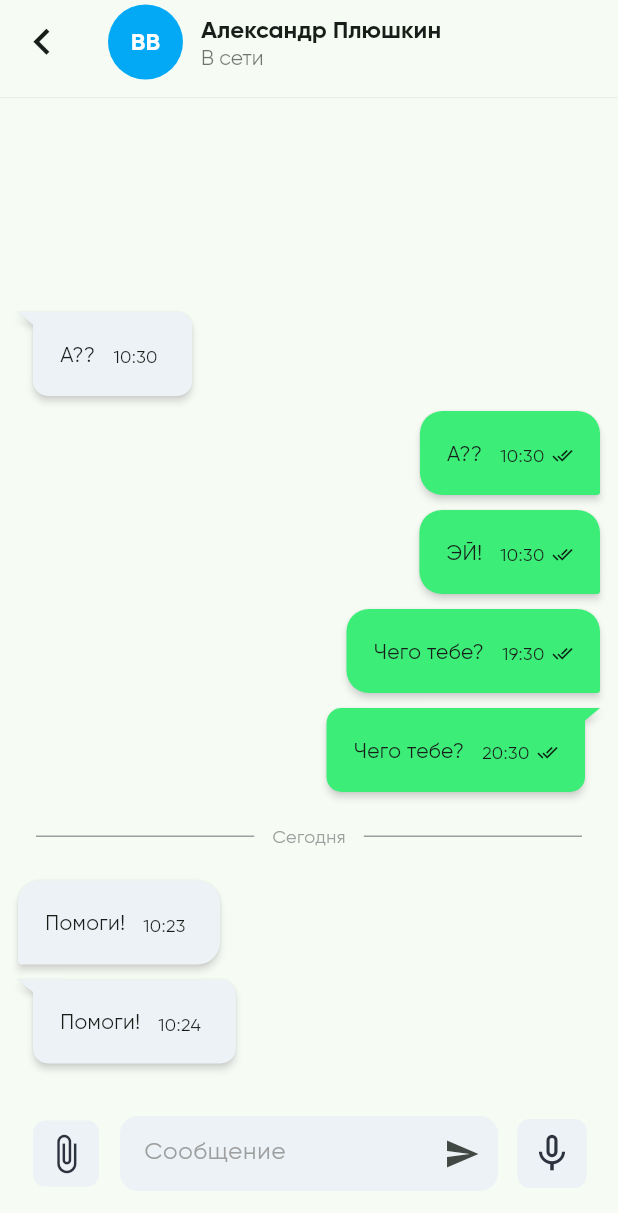
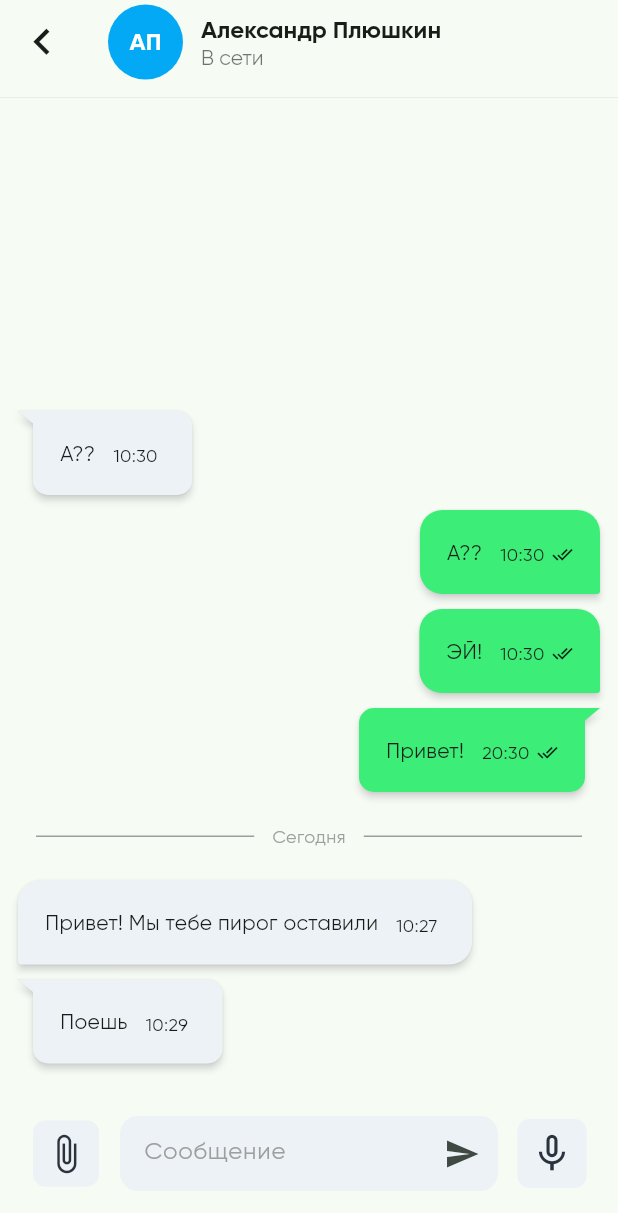
Before and after one commit to Forstes/test-messenger, a Flutter app: the screen it shows after launch, after a tap on an icon or button, on a phone screen of 412 x 824 dp. Shown: the top 1213 px of the screen. Run offline on Flutter 3.47's test engine with Material 3 defaults, Android fonts, the phone set to English and light mode, and no system bars; drawn by our look-alikes of flutter_chat_bubble; our stand-ins replace equatable, flutter_bloc, go_router, image_picker.

Commit message:
cubit for chat logic

```diff
--- /dev/null
+++ b/lib/cubit/chat_cubit.dart
@@ -0,0 +1,125 @@
+import 'package:flutter_bloc/flutter_bloc.dart';
+import 'package:messenger/models/chat_litst_item.dart';
+import 'package:messenger/models/contact.dart';
+import 'package:messenger/models/message.dart';
+import 'package:equatable/equatable.dart';
+
+part 'chat_state.dart';
+
+class ChatCubit extends Cubit<ChatState> {
+  ChatCubit() : super(ChatInitial());
+
+  final List<Contact> contacts = [
+    Contact(id: 1, isOnline: true, name: "Александр Плюшкин"),
+    Contact(id: 2, isOnline: true, name: "Влад Седых"),
+  ];
+
+  final List<ChatListItem> chats = [
+    ChatListItem(
+        contact: Contact(id: 1, isOnline: true, name: "Александр Плюшкин"),
+        lastMsg: Message(
+          dateDelivered: DateTime.now().subtract(const Duration(minutes: 1)),
+          text: "Поешь",
+          isReaded: true,
+          isFromOtherUser: false,
+          contactId: 1,
+        )),
+    ChatListItem(
+        contact: Contact(id: 2, isOnline: true, name: "Влад Седых"),
+        lastMsg: Message(
+          dateDelivered: DateTime.now().subtract(const Duration(minutes: 5)),
+          text: "Погуляй",
+          isReaded: true,
+          isFromOtherUser: false,
+          contactId: 2,
+        )),
+    /*   ChatListItem(
+        contact: Contact(id: 3, isOnline: true, name: "Владимир Винницкий"),
+        lastMsg: Message(
+          dateDelivered: DateTime.now().subtract(const Duration(days: 1)),
+          text: "Привет",
+          isReaded: true,
+          isFromOtherUser: false,
+        )) */
+  ];
+
+  final List<Message> messages = [
+    Message(
+      text: "Погуляй",
+      dateDelivered: DateTime.now().subtract(const Duration(minutes: 5)),
+      isReaded: true,
+      isFromOtherUser: true,
+      contactId: 2,
+    ),
+    Message(
+      text: "Поешь",
+      dateDelivered: DateTime.now().subtract(const Duration(minutes: 1)),
+      isReaded: true,
+      isFromOtherUser: true,
+      contactId: 1,
+    ),
+    Message(
+      text: "Привет! Мы тебе пирог оставили",
+      dateDelivered: DateTime.now().subtract(const Duration(minutes: 3)),
+      isReaded: true,
+      isFromOtherUser: true,
+      contactId: 1,
+    ),
+    Message(
+      text: "Привет!",
+      dateDelivered: DateTime.now().subtract(const Duration(days: 1, hours: 14)),
+      isReaded: true,
+      isFromOtherUser: false,
+      contactId: 1,
+    ),
+    Message(
+      text: "ЭЙ!",
+      dateDelivered: DateTime.now().subtract(const Duration(days: 2)),
+      isReaded: true,
+      isFromOtherUser: false,
+      contactId: 1,
+    ),
+    Message(
+      text: "А??",
+      dateDelivered: DateTime.now().subtract(const Duration(days: 2)),
+      isReaded: true,
+      isFromOtherUser: false,
+      contactId: 1,
+    ),
+    Message(
+      text: "А??",
+      dateDelivered: DateTime.now().subtract(const Duration(days: 2)),
+      isReaded: true,
+      isFromOtherUser: true,
+      contactId: 1,
+    ),
+  ];
+
+  void loadChatList() {
+    emit(ChatListUpdated(chats: chats));
+  }
+
+  void loadChatData(int contactId) {
+    emit(ChatDataLoading());
+    emit(
+      ChatDataLoaded(
+          contact: contacts.firstWhere((v) => v.id == contactId),
+          messages: messages.where((v) => v.contactId == contactId).toList()),
+    );
+  }
+
+  void addMessage(int contactId, Message msg) {
+    messages.insert(0, msg);
+    emit(MessagesListUpdated(messages: messages.where((v) => v.contactId == contactId).toList()));
+
+    final chat = chats.firstWhere((v) => v.contact.id == contactId);
+    chat.lastMsg = msg;
+    emit(ChatListUpdated(chats: List.of(chats)));
+  }
+
+  void searchByContactName(String query) {
+    emit(ChatListLoading());
+    emit(ChatListUpdated(
+        chats: chats.where((v) => v.contact.name.toLowerCase().contains(query.toLowerCase())).toList()));
+  }
+}
--- /dev/null
+++ b/lib/cubit/chat_state.dart
@@ -0,0 +1,34 @@
+part of 'chat_cubit.dart';
+
+sealed class ChatState extends Equatable {
+  const ChatState();
+
+  @override
+  List<Object> get props => [];
+}
+
+final class ChatInitial extends ChatState {}
+
+final class ChatListUpdated extends ChatState {
+  final List<ChatListItem> chats;
+
+  const ChatListUpdated({required this.chats});
+}
+
+final class ChatListLoading extends ChatState {}
+
+final class MessagesLoading extends ChatState {}
+
+final class MessagesListUpdated extends ChatState {
+  final List<Message> messages;
+
+  const MessagesListUpdated({required this.messages});
+}
+
+final class ChatDataLoading extends ChatState {}
+
+final class ChatDataLoaded extends MessagesListUpdated {
+  final Contact contact;
+
+  const ChatDataLoaded({required this.contact, required super.messages});
+}
--- a/lib/main.dart
+++ b/lib/main.dart
@@ -1,4 +1,6 @@
 import 'package:flutter/material.dart';
+import 'package:flutter_bloc/flutter_bloc.dart';
+import 'package:messenger/cubit/chat_cubit.dart';
 import 'package:messenger/router.dart';
 
 void main() {
@@ -10,7 +12,9 @@ class MyApp extends StatelessWidget {
 
   @override
   Widget build(BuildContext context) {
-    return MaterialApp.router(
+    return BlocProvider(
+      create: (context) => ChatCubit()..loadChatList(),
+      child: MaterialApp.router(
         title: 'Flutter Demo',
         theme: ThemeData(
           colorScheme: ColorScheme.fromSeed(seedColor: Colors.greenAccent),
@@ -18,6 +22,7 @@ class MyApp extends StatelessWidget {
           fontFamily: 'Gilroy',
         ),
         routerConfig: router,
+      ),
     );
   }
 }
--- a/lib/models/message.dart
+++ b/lib/models/message.dart
@@ -2,6 +2,7 @@ import 'package:image_picker/image_picker.dart';
 
 class Message {
   bool isFromOtherUser;
+  int contactId;
   String text;
   DateTime dateDelivered;
   bool isReaded;
@@ -9,6 +10,7 @@ class Message {
 
   Message(
       {required this.isFromOtherUser,
+      required this.contactId,
       required this.text,
       required this.dateDelivered,
       required this.isReaded,
--- a/lib/screens/chat.dart
+++ b/lib/screens/chat.dart
@@ -1,5 +1,7 @@
 import 'package:flutter/material.dart';
+import 'package:flutter_bloc/flutter_bloc.dart';
 import 'package:go_router/go_router.dart';
+import 'package:messenger/cubit/chat_cubit.dart';
 import 'package:messenger/models/message.dart';
 import 'package:messenger/utils/date_time.dart';
 import 'package:messenger/utils/initials.dart';
@@ -17,71 +19,44 @@ class ChatScreen extends StatefulWidget {
 }
 
 class _ChatScreenState extends State<ChatScreen> {
-  final List<Message> messages = [
-    Message(
-        text: "Помоги!",
-        dateDelivered: DateTime.now().subtract(const Duration(minutes: 6)),
-        isReaded: true,
-        isFromOtherUser: true),
-    Message(
-        text: "Помоги!",
-        dateDelivered: DateTime.now().subtract(const Duration(minutes: 7)),
-        isReaded: true,
-        isFromOtherUser: true),
-    Message(
-        text: "Чего тебе?",
-        dateDelivered: DateTime.now().subtract(const Duration(days: 1, hours: 14)),
-        isReaded: true,
-        isFromOtherUser: false),
-    Message(
-        text: "Чего тебе?",
-        dateDelivered: DateTime.now().subtract(const Duration(days: 1, hours: 15)),
-        isReaded: true,
-        isFromOtherUser: false),
-    Message(
-        text: "ЭЙ!",
-        dateDelivered: DateTime.now().subtract(const Duration(days: 2)),
-        isReaded: true,
-        isFromOtherUser: false),
-    Message(
-        text: "А??",
-        dateDelivered: DateTime.now().subtract(const Duration(days: 2)),
-        isReaded: true,
-        isFromOtherUser: false),
-    Message(
-        text: "А??",
-        dateDelivered: DateTime.now().subtract(const Duration(days: 2)),
-        isReaded: true,
-        isFromOtherUser: true),
-  ];
-
   @override
   Widget build(BuildContext context) {
+    final chatCubit = BlocProvider.of<ChatCubit>(context);
+
     return Scaffold(
       appBar: PreferredSize(
         preferredSize: const Size.fromHeight(65.0),
         child: AppBar(
-          title: Row(children: [
+          title: BlocBuilder<ChatCubit, ChatState>(
+            buildWhen: (previous, current) => current is ChatDataLoaded,
+            builder: (context, state) {
+              if (state is ChatDataLoaded) {
+                return Row(children: [
                   CircleAvatar(
                     radius: 25,
                     backgroundColor: Colors.lightBlue,
                     child: Text(
-                getInitials("Виктор Власов"),
+                      getInitials(state.contact.name),
                       style: const TextStyle(fontWeight: FontWeight.bold, color: Colors.white),
                     ),
                   ),
                   const SizedBox(width: 12),
-            const Column(
+                  Column(
                     crossAxisAlignment: CrossAxisAlignment.start,
                     children: [
                       Text(
-                  'Александр Плюшкин',
-                  style: TextStyle(fontSize: 16, fontWeight: FontWeight.bold),
+                        state.contact.name,
+                        style: const TextStyle(fontSize: 16, fontWeight: FontWeight.bold),
                       ),
-                Text("В сети", style: TextStyle(fontSize: 14, color: Colors.black54)),
+                      Text(state.contact.isOnline ? "В сети" : "Не в сети",
+                          style: const TextStyle(fontSize: 14, color: Colors.black54)),
                     ],
                   )
-          ]),
+                ]);
+              }
+              return const SizedBox();
+            },
+          ),
           leading: GestureDetector(
             child: const Icon(Icons.chevron_left, size: 35),
             onTap: () => context.pop(),
@@ -100,7 +75,14 @@ class _ChatScreenState extends State<ChatScreen> {
           Expanded(
             child: Padding(
               padding: const EdgeInsets.symmetric(horizontal: 12),
-              child: ListView.builder(
+              child: BlocBuilder<ChatCubit, ChatState>(
+                buildWhen: (previous, current) => current is MessagesListUpdated,
+                builder: (context, state) {
+                  List<Message> messages = [];
+
+                  if (state is MessagesListUpdated) messages = state.messages;
+
+                  return ListView.builder(
                     reverse: true,
                     itemCount: messages.length,
                     itemBuilder: (BuildContext context, int index) {
@@ -123,6 +105,8 @@ class _ChatScreenState extends State<ChatScreen> {
                         ],
                       );
                     },
+                  );
+                },
               ),
             ),
           ),
@@ -130,8 +114,9 @@ class _ChatScreenState extends State<ChatScreen> {
             padding: const EdgeInsets.symmetric(horizontal: 20, vertical: 30),
             child: BottomChatPanel(
               onSendMessage: (msg) {
-                setState(() => messages.insert(0, msg));
+                setState(() => chatCubit.addMessage(widget.contactId, msg));
               },
+              contactId: widget.contactId,
             ),
           ),
         ],
--- a/lib/screens/chat_list.dart
+++ b/lib/screens/chat_list.dart
@@ -1,8 +1,8 @@
 import 'package:flutter/material.dart';
+import 'package:flutter_bloc/flutter_bloc.dart';
 import 'package:go_router/go_router.dart';
+import 'package:messenger/cubit/chat_cubit.dart';
 import 'package:messenger/models/chat_litst_item.dart';
-import 'package:messenger/models/contact.dart';
-import 'package:messenger/models/message.dart';
 import 'package:messenger/widgets/chat_tile.dart';
 
 class ChatListScreen extends StatefulWidget {
@@ -13,19 +13,10 @@ class ChatListScreen extends StatefulWidget {
 }
 
 class ChatListScreenState extends State<ChatListScreen> {
-  final List<ChatListItem> chats = [
-    ChatListItem(
-        contact: Contact(id: 1, isOnline: true, name: "Александр Плюшкин"),
-        lastMsg: Message(
-          dateDelivered: DateTime.now().subtract(const Duration(minutes: 1)),
-          text: "Поешь",
-          isReaded: true,
-          isFromOtherUser: false,
-        ))
-  ];
-
   @override
   Widget build(BuildContext context) {
+    final chatCubit = BlocProvider.of<ChatCubit>(context);
+
     return Scaffold(
       appBar: AppBar(
           title: const Text(
@@ -59,17 +50,27 @@ class ChatListScreenState extends State<ChatListScreen> {
                 ),
                 prefixIcon: const Icon(Icons.search, color: Colors.grey),
               ),
+              onChanged: (v) => chatCubit.searchByContactName(v),
             ),
           ),
           Expanded(
-            child: ListView.builder(
+            child: BlocBuilder<ChatCubit, ChatState>(
+              buildWhen: (previous, current) => current is ChatListUpdated,
+              builder: (context, state) {
+                List<ChatListItem> chats = [];
+                if (state is ChatListUpdated) chats = state.chats;
+
+                return ListView.builder(
                   itemCount: chats.length,
                   itemBuilder: (BuildContext context, int index) {
                     return GestureDetector(
                         onTap: () {
+                          chatCubit.loadChatData(chats[index].contact.id);
                           context.pushNamed("chat", pathParameters: {"contactId": chats[index].contact.id.toString()});
                         },
                         child: ChatTile(chat: chats[index]));
+                  },
+                );
               },
             ),
           ),
--- a/lib/widgets/bottom_chat_panel.dart
+++ b/lib/widgets/bottom_chat_panel.dart
@@ -4,17 +4,22 @@ import 'package:messenger/models/message.dart';
 import 'package:messenger/widgets/image_uploaded_modal.dart';
 
 class BottomChatPanel extends StatelessWidget {
-  BottomChatPanel({super.key, required this.onSendMessage});
+  BottomChatPanel({super.key, required this.onSendMessage, required this.contactId});
 
   final ImagePicker _picker = ImagePicker();
   final Function(Message) onSendMessage;
   final TextEditingController _contoller = TextEditingController();
+  final int contactId;
 
   void _sendMsg() {
     if (_contoller.text.isEmpty) return;
 
-    final Message msg =
-        Message(isFromOtherUser: false, text: _contoller.text.trim(), dateDelivered: DateTime.now(), isReaded: true);
+    final Message msg = Message(
+        isFromOtherUser: false,
+        text: _contoller.text.trim(),
+        dateDelivered: DateTime.now(),
+        isReaded: true,
+        contactId: contactId);
     onSendMessage(msg);
 
     _contoller.clear();
@@ -36,6 +41,7 @@ class BottomChatPanel extends StatelessWidget {
                         onSubmit: (v) {
                           onSendMessage(Message(
                               isFromOtherUser: false,
+                              contactId: contactId,
                               text: v.text,
                               dateDelivered: DateTime.now(),
                               attachedImg: v.image,
--- a/pubspec.yaml
+++ b/pubspec.yaml
@@ -39,6 +39,8 @@ dependencies:
   go_router: ^14.2.0
   image_picker: ^1.1.2
   flutter_chat_bubble: ^2.0.2
+  flutter_bloc: ^8.1.3
+  equatable: ^2.0.5
 
 dev_dependencies:
   flutter_test:
```
Also changed, not shown: pubspec.lock. Lines whose indentation alone changed are shown as unchanged.
